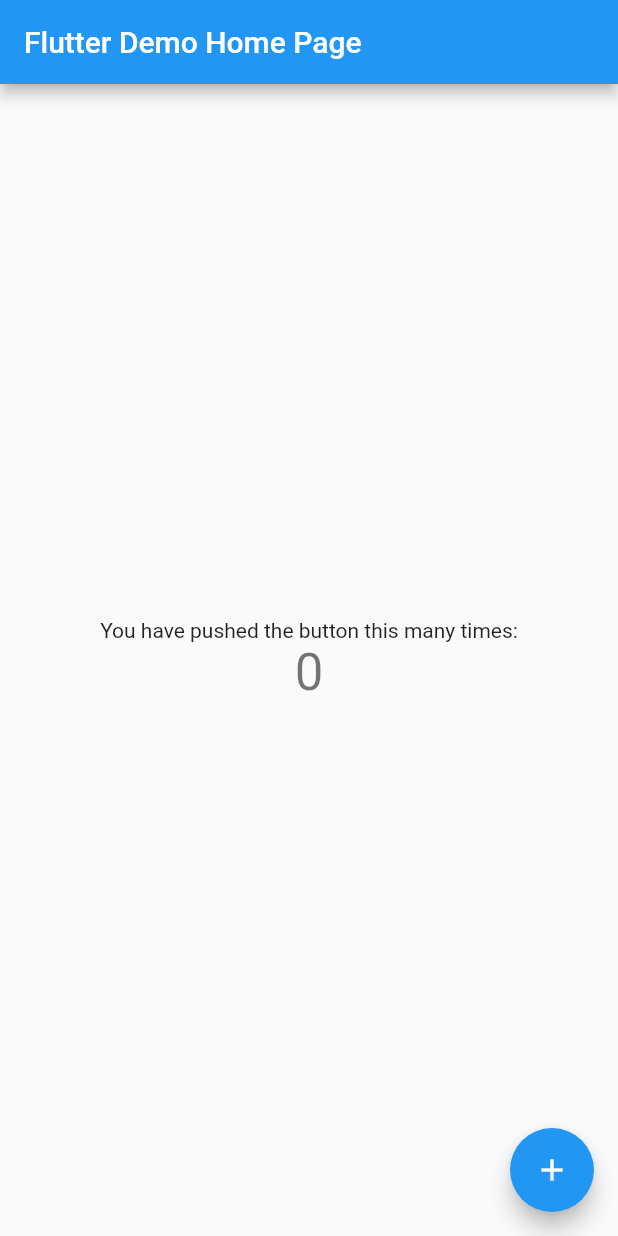
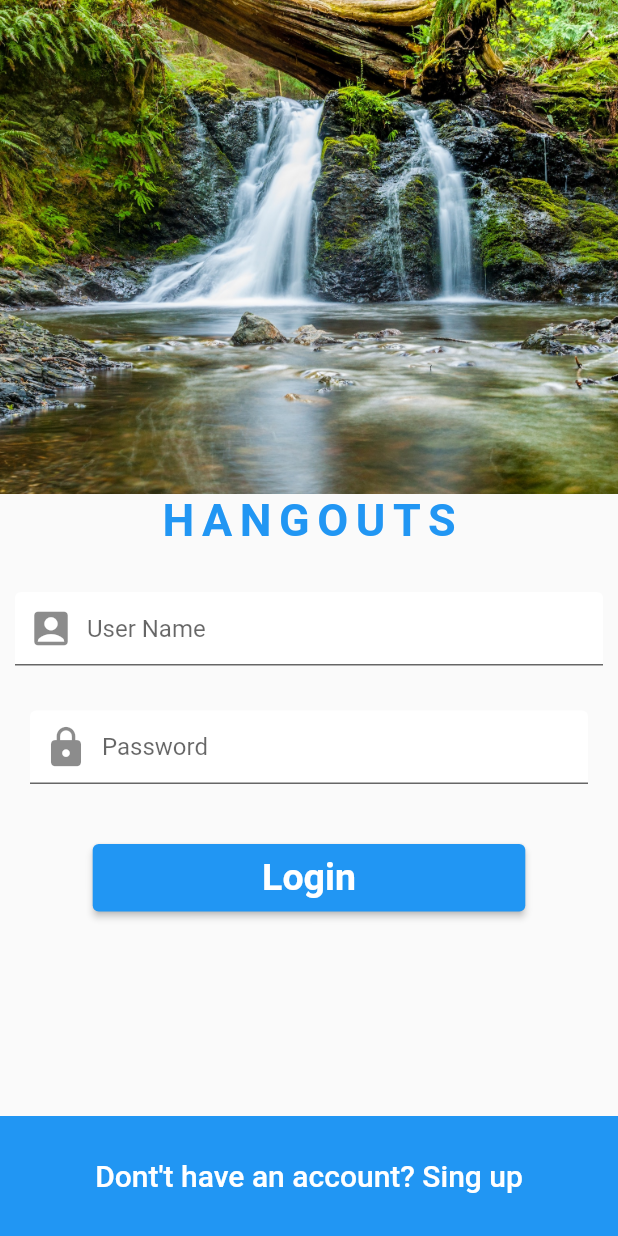
Before and after one commit to abdurrahimcmt/social_media_app_ui, a Flutter app: the screen it shows after launch, on a phone screen of 412 x 824 dp. Run offline on Flutter 3.47's test engine with Material 2 defaults, Android fonts, the phone set to English and light mode, and no system bars.

Commit message:
Complete Login Screen

```diff
--- a/lib/main.dart
+++ b/lib/main.dart
@@ -1,4 +1,5 @@
 import 'package:flutter/material.dart';
+import 'package:social_media_app_ui/screens/login_screen.dart';
 
 void main() {
   runApp(const MyApp());
@@ -11,105 +12,11 @@
   @override
   Widget build(BuildContext context) {
     return MaterialApp(
-      title: 'Flutter Demo',
-      theme: ThemeData(
-        // This is the theme of your application.
-        //
-        // Try running your application with "flutter run". You'll see the
-        // application has a blue toolbar. Then, without quitting the app, try
-        // changing the primarySwatch below to Colors.green and then invoke
-        // "hot reload" (press "r" in the console where you ran "flutter run",
-        // or simply save your changes to "hot reload" in a Flutter IDE).
-        // Notice that the counter didn't reset back to zero; the application
-        // is not restarted.
-        primarySwatch: Colors.blue,
-      ),
-      home: const MyHomePage(title: 'Flutter Demo Home Page'),
-    );
+        title: 'Flutter Demo',
+        debugShowCheckedModeBanner: false,
+        theme: ThemeData(
+          primarySwatch: Colors.blue,
+        ),
+        home: const LoginScreen());
   }
 }
-
-class MyHomePage extends StatefulWidget {
-  const MyHomePage({Key? key, required this.title}) : super(key: key);
-
-  // This widget is the home page of your application. It is stateful, meaning
-  // that it has a State object (defined below) that contains fields that affect
-  // how it looks.
-
-  // This class is the configuration for the state. It holds the values (in this
-  // case the title) provided by the parent (in this case the App widget) and
-  // used by the build method of the State. Fields in a Widget subclass are
-  // always marked "final".
-
-  final String title;
-
-  @override
-  State<MyHomePage> createState() => _MyHomePageState();
-}
-
-class _MyHomePageState extends State<MyHomePage> {
-  int _counter = 0;
-
-  void _incrementCounter() {
-    setState(() {
-      // This call to setState tells the Flutter framework that something has
-      // changed in this State, which causes it to rerun the build method below
-      // so that the display can reflect the updated values. If we changed
-      // _counter without calling setState(), then the build method would not be
-      // called again, and so nothing would appear to happen.
-      _counter++;
-    });
-  }
-
-  @override
-  Widget build(BuildContext context) {
-    // This method is rerun every time setState is called, for instance as done
-    // by the _incrementCounter method above.
-    //
-    // The Flutter framework has been optimized to make rerunning build methods
-    // fast, so that you can just rebuild anything that needs updating rather
-    // than having to individually change instances of widgets.
-    return Scaffold(
-      appBar: AppBar(
-        // Here we take the value from the MyHomePage object that was created by
-        // the App.build method, and use it to set our appbar title.
-        title: Text(widget.title),
-      ),
-      body: Center(
-        // Center is a layout widget. It takes a single child and positions it
-        // in the middle of the parent.
-        child: Column(
-          // Column is also a layout widget. It takes a list of children and
-          // arranges them vertically. By default, it sizes itself to fit its
-          // children horizontally, and tries to be as tall as its parent.
-          //
-          // Invoke "debug painting" (press "p" in the console, choose the
-          // "Toggle Debug Paint" action from the Flutter Inspector in Android
-          // Studio, or the "Toggle Debug Paint" command in Visual Studio Code)
-          // to see the wireframe for each widget.
-          //
-          // Column has various properties to control how it sizes itself and
-          // how it positions its children. Here we use mainAxisAlignment to
-          // center the children vertically; the main axis here is the vertical
-          // axis because Columns are vertical (the cross axis would be
-          // horizontal).
-          mainAxisAlignment: MainAxisAlignment.center,
-          children: <Widget>[
-            const Text(
-              'You have pushed the button this many times:',
-            ),
-            Text(
-              '$_counter',
-              style: Theme.of(context).textTheme.headline4,
-            ),
-          ],
-        ),
-      ),
-      floatingActionButton: FloatingActionButton(
-        onPressed: _incrementCounter,
-        tooltip: 'Increment',
-        child: const Icon(Icons.add),
-      ), // This trailing comma makes auto-formatting nicer for build methods.
-    );
-  }
-}
--- /dev/null
+++ b/lib/screens/login_screen.dart
@@ -0,0 +1,109 @@
+import 'package:flutter/material.dart';
+
+class LoginScreen extends StatelessWidget {
+  const LoginScreen({Key? key}) : super(key: key);
+
+  @override
+  Widget build(BuildContext context) {
+    final screenHight = MediaQuery.of(context).size.height;
+    final screenWidth = MediaQuery.of(context).size.width;
+    return Scaffold(
+      body: SingleChildScrollView(
+        child: SizedBox(
+          height: screenHight,
+          child: Column(
+            children: [
+              Image(
+                height: screenHight / 2.5,
+                width: screenWidth,
+                image: const AssetImage('assets/images/login_background.jpg'),
+                fit: BoxFit.cover,
+              ),
+              Text(
+                'HANGOUTS',
+                style: TextStyle(
+                  fontSize: 30,
+                  fontWeight: FontWeight.w600,
+                  color: Theme.of(context).primaryColor,
+                  letterSpacing: 5,
+                ),
+              ),
+              const SizedBox(
+                height: 10.0,
+              ),
+              const Padding(
+                padding: EdgeInsets.symmetric(vertical: 20, horizontal: 10),
+                child: TextField(
+                  decoration: InputDecoration(
+                    contentPadding: EdgeInsets.symmetric(vertical: 15),
+                    fillColor: Colors.white,
+                    filled: true,
+                    hintText: 'User Name',
+                    prefixIcon: Icon(
+                      Icons.account_box,
+                      size: 30,
+                    ),
+                  ),
+                ),
+              ),
+              const Padding(
+                padding: EdgeInsets.symmetric(vertical: 10, horizontal: 20),
+                child: TextField(
+                  decoration: InputDecoration(
+                    contentPadding: EdgeInsets.symmetric(vertical: 15),
+                    fillColor: Colors.white,
+                    filled: true,
+                    hintText: 'Password',
+                    prefixIcon: Icon(
+                      Icons.lock,
+                      size: 30,
+                    ),
+                  ),
+                  obscureText: true,
+                ),
+              ),
+              const SizedBox(
+                height: 30.0,
+              ),
+              SizedBox(
+                height: 45,
+                width: screenWidth * 0.7,
+                child: ElevatedButton(
+                  onPressed: () {},
+                  child: const Text(
+                    'Login',
+                    style: TextStyle(
+                      fontSize: 25,
+                      fontWeight: FontWeight.w600,
+                    ),
+                  ),
+                ),
+              ),
+              Expanded(
+                child: Align(
+                  alignment: FractionalOffset.bottomCenter,
+                  child: GestureDetector(
+                    onTap: () {},
+                    child: Container(
+                      alignment: Alignment.center,
+                      color: Theme.of(context).primaryColor,
+                      height: 80.0,
+                      child: const Text(
+                        'Dont\'t have an account? Sing up',
+                        style: TextStyle(
+                          fontSize: 20,
+                          fontWeight: FontWeight.w500,
+                          color: Colors.white,
+                        ),
+                      ),
+                    ),
+                  ),
+                ),
+              ),
+            ],
+          ),
+        ),
+      ),
+    );
+  }
+}
```
